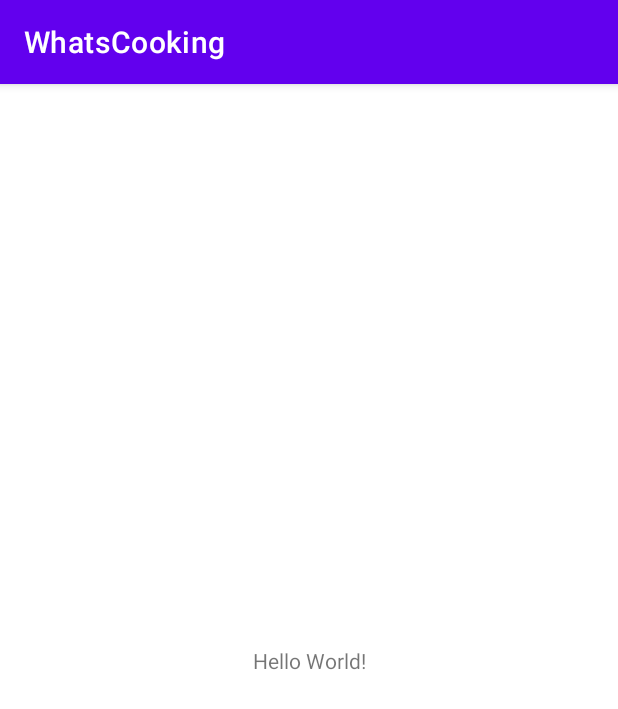
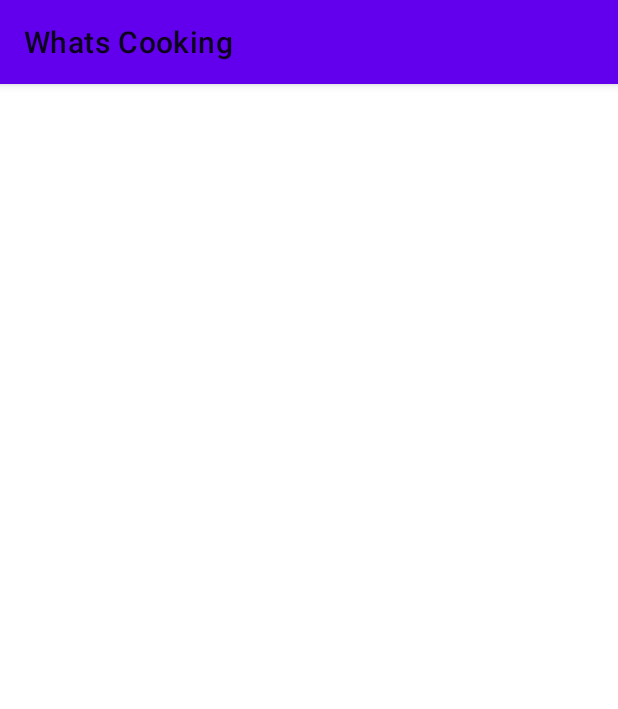
Before and after one commit to pwhlopped/whats-cooking, an Android app: the screen it shows after launch (MainActivity), on a phone screen of 412 x 824 dp. Shown: the top 709 px of the screen. Run offline under Robolectric (Android 15) with nearby library versions, the phone set to English and light mode, and no system bars.

Commit message:
main_menu.xml and toolbar

```diff
--- a/app/src/main/java/com/example/whatscooking/MainActivity.java
+++ b/app/src/main/java/com/example/whatscooking/MainActivity.java
@@ -1,6 +1,7 @@
 package com.example.whatscooking;
 
 import androidx.appcompat.app.AppCompatActivity;
+import androidx.appcompat.widget.Toolbar;
 
 import android.os.Bundle;
 
@@ -10,5 +11,7 @@ public class MainActivity extends AppCompatActivity {
     protected void onCreate(Bundle savedInstanceState) {
         super.onCreate(savedInstanceState);
         setContentView(R.layout.activity_main);
+        Toolbar toolbar = findViewById(R.id.toolbar);
+        setSupportActionBar(toolbar);
     }
 }
--- a/app/src/main/res/layout/activity_main.xml
+++ b/app/src/main/res/layout/activity_main.xml
@@ -1,18 +1,20 @@
 <?xml version="1.0" encoding="utf-8"?>
-<androidx.constraintlayout.widget.ConstraintLayout xmlns:android="http://schemas.android.com/apk/res/android"
+<androidx.coordinatorlayout.widget.CoordinatorLayout xmlns:android="http://schemas.android.com/apk/res/android"
     xmlns:app="http://schemas.android.com/apk/res-auto"
     xmlns:tools="http://schemas.android.com/tools"
     android:layout_width="match_parent"
     android:layout_height="match_parent"
     tools:context=".MainActivity">
+        <com.google.android.material.appbar.AppBarLayout
+            android:layout_width="match_parent"
+            android:layout_height="wrap_content">
+                <androidx.appcompat.widget.Toolbar
+                    android:id="@+id/toolbar"
+                    android:layout_width="match_parent"
+                    android:layout_height="?attr/actionBarSize"
+                    android:theme="@style/ThemeOverlay.AppCompat.ActionBar"
+                    android:background="@color/purple_500"
+                    app:popupTheme="@style/ThemeOverlay.AppCompat.Light"/>
+        </com.google.android.material.appbar.AppBarLayout>
 
-    <TextView
-        android:layout_width="wrap_content"
-        android:layout_height="wrap_content"
-        android:text="Hello World!"
-        app:layout_constraintBottom_toBottomOf="parent"
-        app:layout_constraintLeft_toLeftOf="parent"
-        app:layout_constraintRight_toRightOf="parent"
-        app:layout_constraintTop_toTopOf="parent" />
-
-</androidx.constraintlayout.widget.ConstraintLayout>
+</androidx.coordinatorlayout.widget.CoordinatorLayout>
--- a/app/src/main/res/values-night/themes.xml
+++ b/app/src/main/res/values-night/themes.xml
@@ -1,6 +1,6 @@
 <resources xmlns:tools="http://schemas.android.com/tools">
     <!-- Base application theme. -->
-    <style name="Theme.WhatsCooking" parent="Theme.MaterialComponents.DayNight.DarkActionBar">
+    <style name="Theme.WhatsCooking" parent="Theme.MaterialComponents.DayNight.NoActionBar">
         <!-- Primary brand color. -->
         <item name="colorPrimary">@color/purple_200</item>
         <item name="colorPrimaryVariant">@color/purple_700</item>
--- a/app/src/main/res/values/strings.xml
+++ b/app/src/main/res/values/strings.xml
@@ -1,3 +1,7 @@
 <resources>
-    <string name="app_name">WhatsCooking</string>
+    <string name="app_name">Whats Cooking</string>
+
+    <!-- Menu strings -->
+    <string name="settings">Settings</string>
+    <string name="favorites">Favorites</string>
 </resources>
--- a/app/src/main/res/values/themes.xml
+++ b/app/src/main/res/values/themes.xml
@@ -1,6 +1,6 @@
 <resources xmlns:tools="http://schemas.android.com/tools">
     <!-- Base application theme. -->
-    <style name="Theme.WhatsCooking" parent="Theme.MaterialComponents.DayNight.DarkActionBar">
+    <style name="Theme.WhatsCooking" parent="Theme.MaterialComponents.DayNight.NoActionBar">
         <!-- Primary brand color. -->
         <item name="colorPrimary">@color/purple_500</item>
         <item name="colorPrimaryVariant">@color/purple_700</item>
```
Also changed, not shown: app/src/main/res/menu/main_menu.xml (added, +11 -0 lines).
